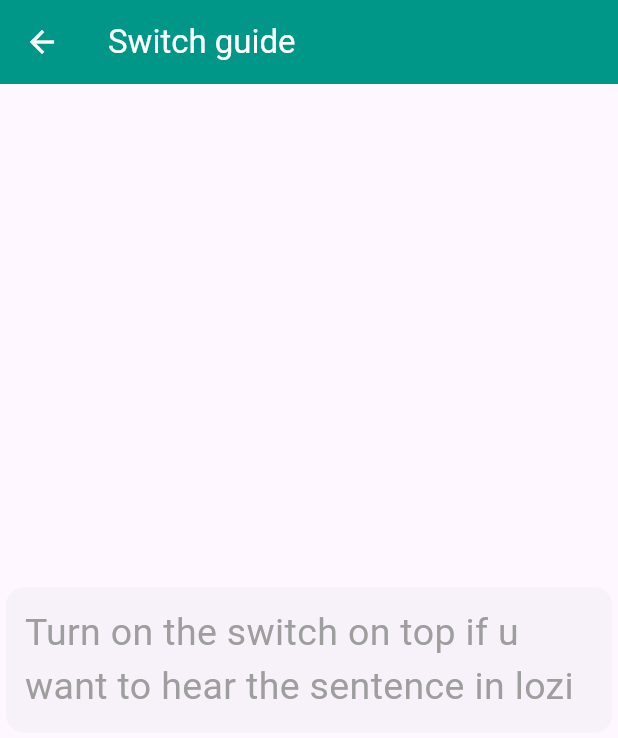
After one commit to pumulo-mufalali/englozi, a Flutter app: the EngloziSwitch screen opened directly, on a phone screen of 412 x 824 dp. The commit adds this screen. Shown: the top 738 px of the screen. Run offline on Flutter 3.47's test engine with Material 3 defaults, Android fonts, the phone set to English and light mode, and no system bars; our stand-ins replace flutter_tts, scroll_snap_list, sqflite; accounts and stored records are empty.

Commit message:
shitch helper added

```diff
--- /dev/null
+++ b/lib/features/help/englozi_switch.dart
@@ -0,0 +1,34 @@
+import 'package:flutter/material.dart';
+
+class EngloziSwitch extends StatelessWidget {
+  const EngloziSwitch({Key? key}) : super(key: key);
+
+  @override
+  Widget build(BuildContext context) {
+    return Scaffold(
+      appBar: AppBar(
+        title: const Text('Switch guide'),
+        backgroundColor: Colors.teal,
+        foregroundColor: Colors.white,
+      ),
+      body: const Center(
+        child: Card(
+          elevation: 0.0,
+            child: Padding(
+              padding: EdgeInsets.all(12.5),
+              child: Text(
+                'Turn on the switch '
+                    'on top if u '
+                    'want to hear the sentence in lozi',
+                style: TextStyle(
+                  fontSize: 25.0,
+                  fontWeight: FontWeight.normal,
+                  color: Colors.grey
+                ),
+              ),
+            ),
+          ),
+      ),
+    );
+  }
+}
--- a/lib/pages/phrases_page.dart
+++ b/lib/pages/phrases_page.dart
@@ -3,6 +3,7 @@ import 'package:englozi/features/drawer.dart';
 import 'package:englozi/model/phr_model.dart';
 import 'package:flutter/material.dart';
 import 'package:flutter_tts/flutter_tts.dart';
+import 'package:englozi/features/help/englozi_switch.dart';
 
 class PhrasesPage extends StatefulWidget {
   const PhrasesPage({Key? key}) : super(key: key);
@@ -61,7 +62,8 @@ class _PhrasesPageState extends State<PhrasesPage> {
     await flutterTts.setPitch(0.1);
     await flutterTts.setVolume(1.0);
     await flutterTts.setLanguage("en");
-    await flutterTts.setVoice({"name":"en-us-x-sfg#male_1-local", "locale":"en-US"});
+    await flutterTts
+        .setVoice({"name": "en-us-x-sfg#male_1-local", "locale": "en-US"});
     await flutterTts.setSpeechRate(0.4);
     return await flutterTts.speak(text);
   }
@@ -115,7 +117,12 @@ class _PhrasesPageState extends State<PhrasesPage> {
                   ),
                   prefixIcon: GestureDetector(
                     onTap: () => {
-
+                      Navigator.push(
+                        context,
+                        MaterialPageRoute(
+                          builder: (context) => const EngloziSwitch(),
+                        ),
+                      ),
                     },
                     child: const Icon(
                       Icons.help_outline,
```
